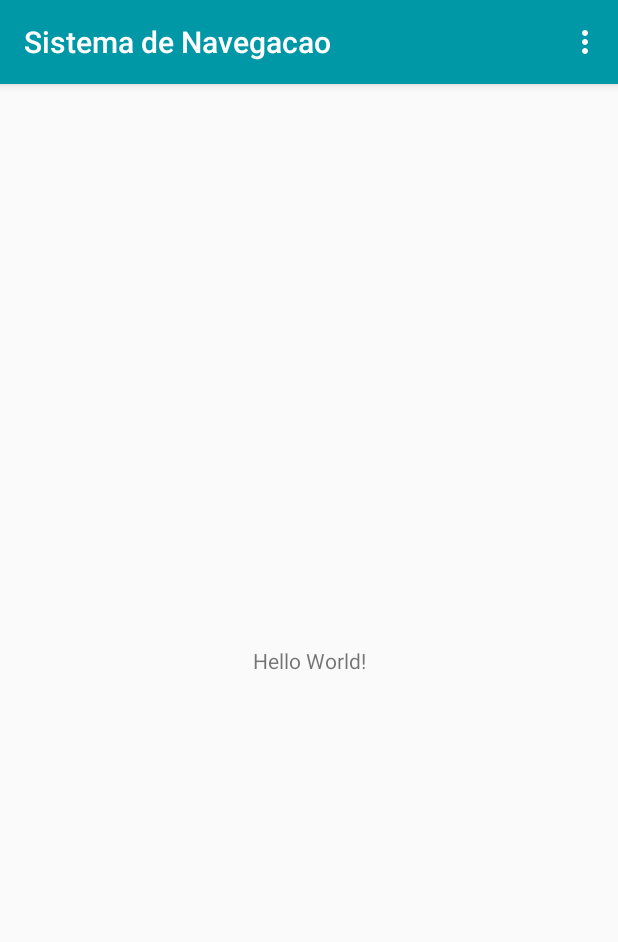
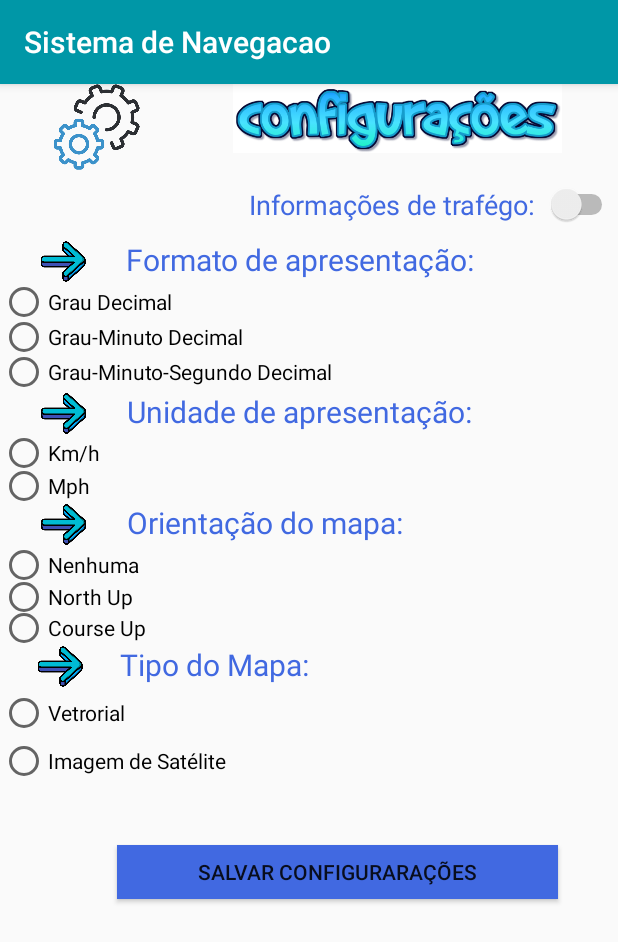
Before and after one commit to palomacorreia/_ANDROID_navegAndroid, an Android app: the screen it shows after launch (MainActivity before the commit, Configurar after it), on a phone screen of 412 x 824 dp. Shown: the top 942 px of the screen. Run offline under Robolectric (Android 15) with nearby library versions, the phone set to English and light mode, and no system bars.

Commit message:
tela de configurar

```diff
--- /dev/null
+++ b/app/src/main/java/syssatelite/navegandroid/Configurar.java
@@ -0,0 +1,73 @@
+package syssatelite.navegandroid;
+
+import android.content.Context;
+import android.content.SharedPreferences;
+import android.os.Bundle;
+import android.view.View;
+import android.widget.Button;
+import android.widget.RadioButton;
+import android.widget.RadioGroup;
+
+import java.util.prefs.Preferences;
+
+import androidx.appcompat.app.AppCompatActivity;
+
+
+public class Configurar extends AppCompatActivity{
+
+    @Override
+    protected void onCreate(Bundle savedInstanceState) {
+        super.onCreate(savedInstanceState);
+        setContentView(R.layout.configurar);
+
+        Context context = this;
+        SharedPreferences sharedPreferences = context.getSharedPreferences("configuracoes", 0);
+//        if(sharedPreferences.getString("grauDecimal","").equals("") || sharedPreferences.getString("grauMinuto","").equals("")|| sharedPreferences.getString("grauSegundo","").equals(""))
+//        {
+//            /*Se não estiver sido criado o banco, ele é criado agora para evitar que os dados sejam apagados*/
+//            SharedPreferences sharedPreferences1 = getSharedPreferences("configuracoes",0);
+//
+//        }
+        final SharedPreferences.Editor editor = sharedPreferences.edit();
+        final Button botaoSalvar = findViewById(R.id.salvar);
+         botaoSalvar.setOnClickListener(new View.OnClickListener() {
+             @Override
+             public void onClick(View v) {
+
+                 RadioGroup formatoGroup = (RadioGroup)findViewById(R.id.formatoGroup);
+                 switch (formatoGroup.getCheckedRadioButtonId())
+                 {
+                     case R.id.grauDecimal:
+                         editor.putInt("grauDecimal",1);
+                         break;
+                     case R.id.grauMinuto:
+                         editor.putInt("grauMinuto",1);
+                         break;
+                     case R.id.grauSegundo:
+                         editor.putInt("grauSegundo",1);
+                         break;
+                 }
+                editor.apply();
+             }
+         });
+    }
+
+//    public void verificaEscolha(View view) {
+//        RadioButton rb1 = (RadioButton) findViewById(R.id.grauDecimal);
+//        RadioButton rb2 = (RadioButton) findViewById(R.id.grauMinuto);
+//        RadioButton rb3 = (RadioButton) findViewById(R.id.grauSegundo);
+//        /*Declarando onde as informações serão salvas*/
+//
+//        boolean checked = ((RadioButton)view).isChecked();
+//        switch (view.getId())
+//        {
+//            case R.id.grauDecimal:
+//                SharedPreferences.Editor editor = sharedPreferences.edit();
+//                break;
+//            case R.id.grauMinuto:
+//                break;
+//            case R.id.grauSegundo:
+//                break;
+//        }
+//    }
+}
--- a/app/src/main/java/syssatelite/navegandroid/MainActivity.java
+++ b/app/src/main/java/syssatelite/navegandroid/MainActivity.java
@@ -29,19 +29,20 @@ public class MainActivity extends AppCompatActivity {
         // Handle item selection
         switch (item.getItemId()) {
             case R.id.configurar:
-                //newGame();
+                Intent config = new Intent(MainActivity.this, Configurar.class);
+                startActivity(config);
                 return true;
             case R.id.localizar:
-                Intent intent2 = new Intent(MainActivity.this, mapa.class);
-                startActivity(intent2);
+                Intent mapa = new Intent(MainActivity.this, mapa.class);
+                startActivity(mapa);
                 return true;
             case R.id.sat:
                 Intent gnss = new Intent(MainActivity.this, TelaGNSS.class);
                 startActivity(gnss);
                 return true;
             case R.id.sobre:
-                Intent intent3 = new Intent(MainActivity.this, telaSobre.class);
-                startActivity(intent3);
+                Intent sobre = new Intent(MainActivity.this, telaSobre.class);
+                startActivity(sobre);
                 return true;
             default:
                 return true;
--- /dev/null
+++ b/app/src/main/res/layout/configurar.xml
@@ -0,0 +1,202 @@
+<?xml version="1.0" encoding="utf-8"?>
+<LinearLayout xmlns:android="http://schemas.android.com/apk/res/android"
+    xmlns:app="http://schemas.android.com/apk/res-auto"
+    android:orientation="vertical" android:layout_width="match_parent"
+    android:layout_height="match_parent"
+    android:gravity="start">
+
+    <LinearLayout
+        android:layout_width="match_parent"
+        android:layout_height="wrap_content"
+        android:gravity="end">
+
+        <ImageView
+            android:id="@+id/imageView4"
+            android:layout_width="107dp"
+            android:layout_height="57dp"
+            android:contentDescription="@string/todo"
+            android:src="@drawable/configurar" />
+
+        <ImageView
+            android:id="@+id/imageView2"
+            android:layout_width="294dp"
+            android:layout_height="46dp"
+            android:contentDescription="@string/todo"
+            android:src="@drawable/config" />
+     </LinearLayout>
+
+    <LinearLayout
+        android:layout_width="match_parent"
+        android:layout_height="wrap_content"
+        android:gravity="end">
+
+        <Switch
+            android:layout_width="246dp"
+            android:layout_height="46dp"
+            android:text="@string/trafego"
+            android:textColor="#4169E1"
+            android:textSize="18sp" />
+    </LinearLayout>
+
+    <LinearLayout
+        android:layout_width="match_parent"
+        android:layout_height="wrap_content"
+        android:gravity="end">
+
+        <ImageView
+            android:id="@+id/imageView5"
+            android:layout_width="0dp"
+            android:layout_height="30dp"
+            android:layout_weight="1"
+            android:contentDescription="@string/imagemtela"
+            android:src="@drawable/seta" />
+
+        <TextView
+            android:layout_width="328dp"
+            android:layout_height="wrap_content"
+            android:text="@string/formato"
+            android:textColor="#4169E1"
+            android:textSize="20sp" />
+
+    </LinearLayout>
+
+    <RadioGroup
+        android:id="@+id/formatoGroup"
+        android:layout_width="wrap_content"
+        android:layout_height="wrap_content">
+        <RadioButton
+            android:id="@+id/grauDecimal"
+            android:layout_width="match_parent"
+            android:layout_height="24dp"
+            android:text="@string/grauDecimal" />
+
+        <RadioButton
+            android:id="@+id/grauMinuto"
+            android:layout_width="match_parent"
+            android:layout_height="22dp"
+            android:text="@string/grauMinuto" />
+
+        <RadioButton
+            android:id="@+id/grauSegundo"
+            android:layout_width="match_parent"
+            android:layout_height="25dp"
+            android:text="@string/grauSegundo" />
+    </RadioGroup>
+
+    <LinearLayout
+        android:layout_width="match_parent"
+        android:layout_height="wrap_content"
+        android:gravity="end">
+
+        <ImageView
+            android:layout_width="0dp"
+            android:layout_height="30dp"
+            android:layout_weight="1"
+            android:contentDescription="@string/imagemtela"
+            android:src="@drawable/seta" />
+
+        <TextView
+            android:id="@+id/textView4"
+            android:layout_width="327dp"
+            android:layout_height="match_parent"
+            android:text="@string/unidade"
+            android:textColor="#4169E1"
+            android:textSize="20sp" />
+    </LinearLayout>
+
+    <RadioButton
+        android:id="@+id/km"
+        android:layout_width="match_parent"
+        android:layout_height="22dp"
+        android:text="@string/km" />
+
+    <RadioButton
+        android:id="@+id/mph"
+        android:layout_width="match_parent"
+        android:layout_height="22dp"
+        android:text="@string/mph" />
+
+    <LinearLayout
+        android:layout_width="match_parent"
+        android:layout_height="wrap_content"
+        android:gravity="end">
+
+        <ImageView
+            android:layout_width="0dp"
+            android:layout_height="30dp"
+            android:layout_weight="1"
+            android:contentDescription="@string/imagemtela"
+            android:src="@drawable/seta" />
+
+        <TextView
+            android:layout_width="327dp"
+            android:layout_height="29dp"
+            android:text="@string/orientacao"
+            android:textColor="#4169E1"
+            android:textSize="20sp" />
+    </LinearLayout>
+
+    <RadioButton
+        android:id="@+id/nenhuma"
+        android:layout_width="match_parent"
+        android:layout_height="23dp"
+        android:text="@string/nenhuma" />
+
+    <RadioButton
+        android:id="@+id/north"
+        android:layout_width="match_parent"
+        android:layout_height="20dp"
+        android:text="@string/north" />
+
+    <RadioButton
+        android:id="@+id/course"
+        android:layout_width="match_parent"
+        android:layout_height="21dp"
+        android:text="@string/course" />
+
+
+    <LinearLayout
+        android:layout_width="match_parent"
+        android:layout_height="wrap_content"
+        android:gravity="end">
+
+        <ImageView
+            android:layout_width="0dp"
+            android:layout_height="30dp"
+            android:layout_weight="1"
+            android:contentDescription="@string/imagemtela"
+            android:src="@drawable/seta" />
+
+        <TextView
+            android:layout_width="332dp"
+            android:layout_height="29dp"
+            android:text="@string/tipo"
+            android:textColor="#4169E1"
+            android:textSize="20sp" />
+    </LinearLayout>
+
+    <RadioButton
+        android:id="@+id/vetorial"
+        android:layout_width="match_parent"
+        android:layout_height="wrap_content"
+        android:text="@string/vetorial" />
+
+    <RadioButton
+        android:id="@+id/imagem"
+        android:layout_width="match_parent"
+        android:layout_height="wrap_content"
+        android:text="@string/imagem" />
+    <LinearLayout
+        android:layout_width="match_parent"
+        android:layout_height="wrap_content"
+        android:gravity="end">
+
+        <Button
+            android:id="@+id/salvar"
+            android:layout_width="294dp"
+            android:layout_height="36dp"
+            android:layout_margin="40dp"
+            android:background="#4169E1"
+            android:text="@string/botao" />
+    </LinearLayout>
+</LinearLayout>
--- a/app/src/main/res/values/strings.xml
+++ b/app/src/main/res/values/strings.xml
@@ -10,4 +10,23 @@
     <string name="altitude">Altitude</string>
     <string name="city">Present Location</string>
     <string name="no_text"> </string>
+    <string name="grauDecimal">Grau Decimal</string>
+    <string name="grauMinuto"> Grau-Minuto Decimal</string>
+    <string name="grauSegundo"> Grau-Minuto-Segundo Decimal</string>
+    <string name="radiobutton">RadioButton</string>
+    <string name="formato">Formato de apresentação:</string>
+    <string name="trafego">Informações de trafégo:</string>
+    <string name="km">Km/h</string>
+    <string name="mph">Mph</string>
+    <string name="unidade">Unidade de apresentação:</string>
+    <string name="orientacao">Orientação do mapa:</string>
+    <string name="nenhuma">Nenhuma</string>
+    <string name="north">North Up</string>
+    <string name="course">Course Up</string>
+    <string name="tipo">Tipo do Mapa:</string>
+    <string name="vetorial">Vetrorial</string>
+    <string name="imagem">Imagem de Satélite</string>
+    <string name="todo">TODO</string>
+    <string name="imagemtela">TODO</string>
+    <string name="botao">Salvar Configurarações</string>
 </resources>
--- a/app/src/main/res/values/styles.xml
+++ b/app/src/main/res/values/styles.xml
@@ -1,7 +1,7 @@
 <resources>
 
     <!-- Base application theme. -->
-    <style name="AppTheme" parent="Theme.AppCompat.Light.DarkActionBar">
+    <style name="AppTheme" parent="Base.Theme.AppCompat.Light.DarkActionBar">
         <!-- Customize your theme here. -->
         <item name="colorPrimaryDark">#00BCD4</item>
         <item name="colorPrimary">#0097A7</item>
```
Also changed, not shown: app/src/main/AndroidManifest.xml (+10 -1 lines).
